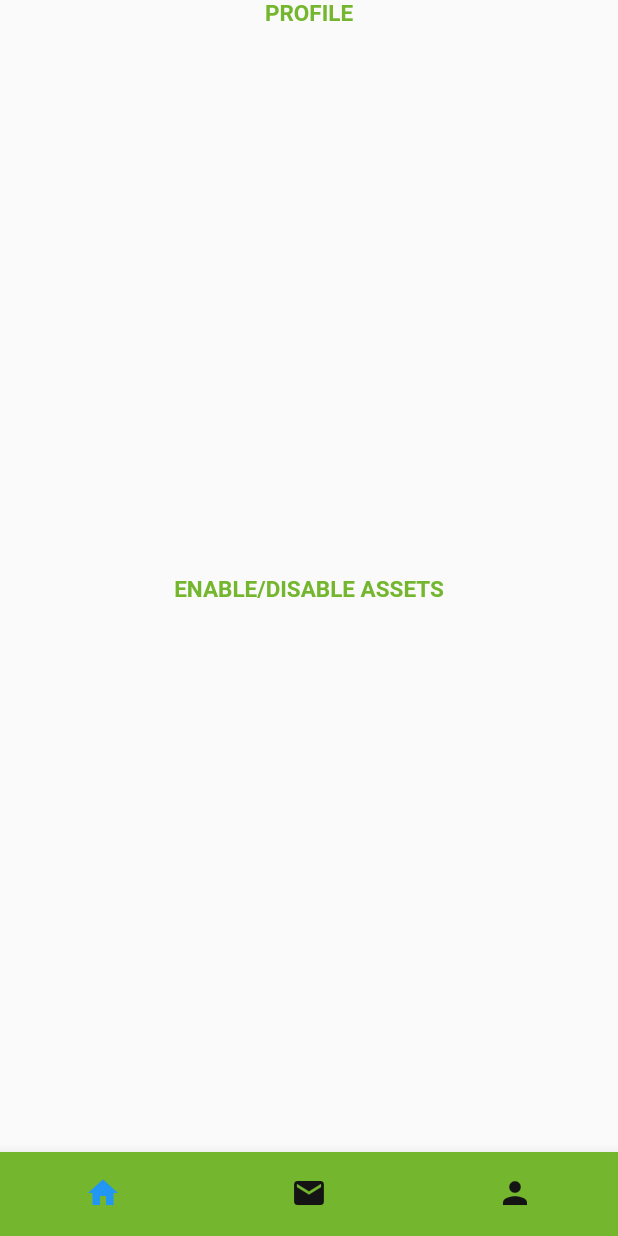
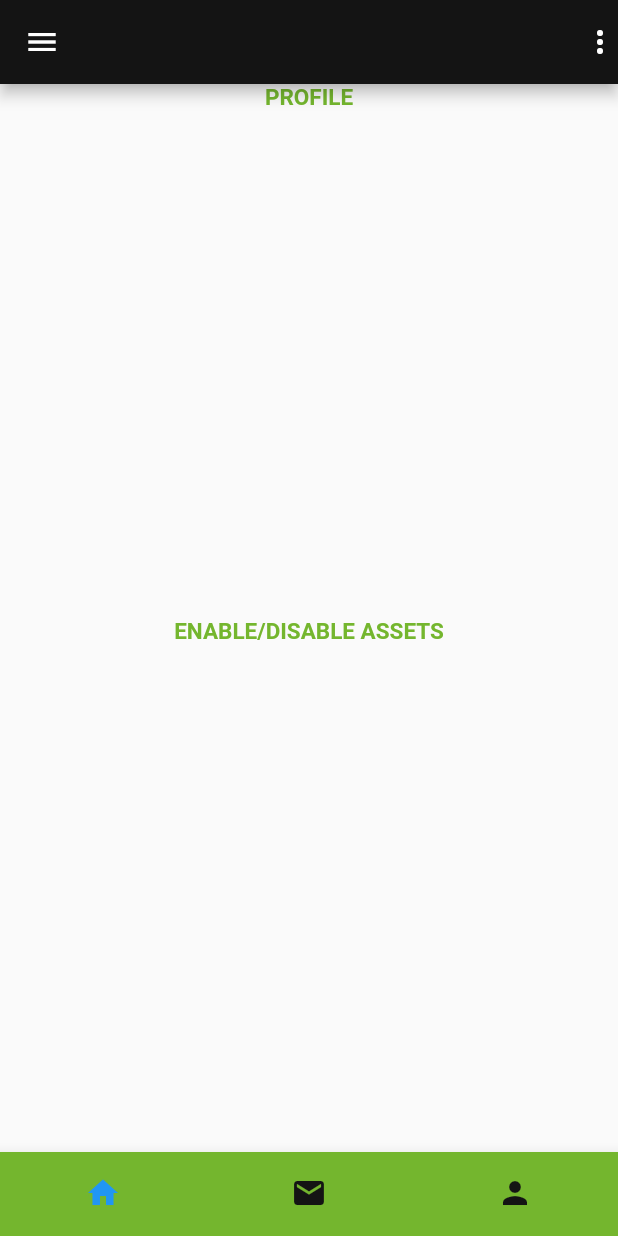
Before and after one commit to Vesta-wallet/vesta, a Flutter app: the screen it shows after launch, on a phone screen of 412 x 824 dp. Run offline on Flutter 3.47's test engine with Material 2 defaults, Android fonts, the phone set to English and light mode, and no system bars.

Commit message:
Added TopNav bar

```diff
--- a/vesta/lib/main.dart
+++ b/vesta/lib/main.dart
@@ -31,6 +31,17 @@ class _HomePageState extends State<HomePage> {
   @override
   Widget build(BuildContext context) {
     return Scaffold(
+      appBar: AppBar(
+        // This needs to be the logo
+        leading: Icon(Icons.menu),
+        actions: [
+          Padding(
+            padding: EdgeInsets.symmetric(horizontal: 16),
+          ),
+          Icon(Icons.more_vert),
+        ],
+        backgroundColor: Color(0xff141414),
+      ),
       body: Center(child: _children[_currentIndex]),
       // Make our bottom navigation bar
       bottomNavigationBar: BottomNavigationBar(
@@ -64,14 +75,18 @@ class _HomePageState extends State<HomePage> {
   }
 }
 
+// Make our app bar
+
 // This is the widget
 class SectionTitle extends StatelessWidget {
-  //
+  //Define our input variable types
   final String title;
 
   SectionTitle({@required this.title});
 
+  // Override the default StatelessWidget
   @override
+  // Build the actual widget
   Widget build(BuildContext content) {
     return Text(
         // Add our title
@@ -79,8 +94,11 @@ class SectionTitle extends StatelessWidget {
         // Align our text to the left
         textAlign: TextAlign.left,
         style: TextStyle(
+          // Font Size
           fontSize: 15,
+          // Set color - needs to be a theme based variable
           color: Color(0xff74B62E),
+          // Set our font weight
           fontWeight: FontWeight.bold,
         ));
   }
```
